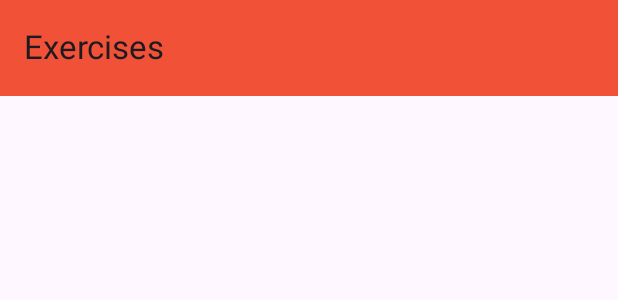
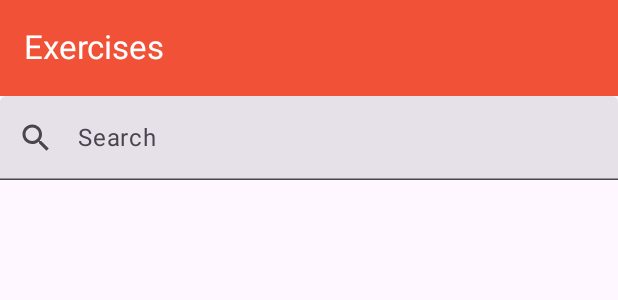
Before and after one commit to ifernandezgo/GYTRCompose, an Android app built with Jetpack Compose: the @Preview function Exercises, on a phone screen of 412 x 824 dp. Shown: the top 300 px of the screen. Run offline under Robolectric (Android 15) with nearby library versions, the phone set to English and light mode, and no system bars.

Commit message:
Cambiado el color de BottomNavigation y el color de los textos. Añadida SearchBar a falta de mejora visual

```diff
--- a/app/src/main/java/es/upsa/mimo/gytrcompose/view/Exercises.kt
+++ b/app/src/main/java/es/upsa/mimo/gytrcompose/view/Exercises.kt
@@ -1,25 +1,45 @@
 package es.upsa.mimo.gytrcompose.view
 
 import androidx.compose.foundation.layout.Box
+import androidx.compose.foundation.layout.Column
+import androidx.compose.foundation.layout.fillMaxWidth
 import androidx.compose.foundation.layout.padding
+import androidx.compose.foundation.text.KeyboardActions
+import androidx.compose.foundation.text.KeyboardOptions
+import androidx.compose.material.icons.Icons
+import androidx.compose.material.icons.filled.Search
 import androidx.compose.material3.ExperimentalMaterial3Api
+import androidx.compose.material3.Icon
 import androidx.compose.material3.Scaffold
 import androidx.compose.material3.Text
+import androidx.compose.material3.TextField
 import androidx.compose.material3.TopAppBar
 import androidx.compose.material3.TopAppBarDefaults
 import androidx.compose.runtime.Composable
+import androidx.compose.runtime.getValue
+import androidx.compose.runtime.mutableStateOf
+import androidx.compose.runtime.remember
+import androidx.compose.runtime.setValue
+import androidx.compose.ui.ExperimentalComposeUiApi
 import androidx.compose.ui.Modifier
+import androidx.compose.ui.platform.LocalFocusManager
+import androidx.compose.ui.platform.LocalSoftwareKeyboardController
+import androidx.compose.ui.text.input.ImeAction
+import androidx.compose.ui.tooling.preview.Preview
 import es.upsa.mimo.gytrcompose.ui.theme.Accent
+import es.upsa.mimo.gytrcompose.ui.theme.White
 
 @OptIn(ExperimentalMaterial3Api::class)
 @Composable
+@Preview
 fun Exercises() {
     Scaffold(
         topBar = {
             TopAppBar(
                 title = { Text(text = "Exercises") },
                 colors = TopAppBarDefaults.smallTopAppBarColors(
-                    containerColor = Accent
+                    containerColor = Accent,
+                    titleContentColor = White
                 )
                 /*actions = {
                     IconButton(onClick = { }) {
@@ -30,7 +50,37 @@ fun Exercises() {
         },
     ) {
         Box(modifier = Modifier.padding(it)) {
-
+            Column() {
+                SearchBar()
+            }
         }
     }
 }
+
+@OptIn(ExperimentalMaterial3Api::class, ExperimentalComposeUiApi::class)
+@Composable
+fun SearchBar() {
+    var text by remember { mutableStateOf("") }
+    val keyboardController = LocalSoftwareKeyboardController.current
+    val focusManager = LocalFocusManager.current
+
+    TextField(
+        value = text,
+        onValueChange = { text = it },
+        label = { Text("Search") },
+        leadingIcon = { Icon(Icons.Filled.Search, contentDescription = null) },
+        modifier = Modifier.fillMaxWidth(),
+        keyboardOptions = KeyboardOptions(imeAction = ImeAction.Search),
+        keyboardActions = KeyboardActions(onSearch = {
+            onSearch(text)
+            // Hide the keyboard after submitting the search
+            keyboardController?.hide()
+            //or hide keyboard
+            focusManager.clearFocus()
+        })
+    )
+}
+
+fun onSearch(text: String) {
+
+}
--- a/app/src/main/java/es/upsa/mimo/gytrcompose/view/MyRoutines.kt
+++ b/app/src/main/java/es/upsa/mimo/gytrcompose/view/MyRoutines.kt
@@ -11,6 +11,7 @@ import androidx.compose.runtime.Composable
 import androidx.compose.ui.Modifier
 import androidx.compose.ui.tooling.preview.Preview
 import es.upsa.mimo.gytrcompose.ui.theme.Accent
+import es.upsa.mimo.gytrcompose.ui.theme.White
 
 @OptIn(ExperimentalMaterial3Api::class)
 @Composable
@@ -21,7 +22,8 @@ fun MyRoutines() {
             TopAppBar(
                 title = { Text(text = "My routines") },
                 colors = TopAppBarDefaults.smallTopAppBarColors(
-                    containerColor = Accent
+                    containerColor = Accent,
+                    titleContentColor = White
                 )
                 /*actions = {
                     IconButton(onClick = { }) {
--- a/app/src/main/java/es/upsa/mimo/gytrcompose/view/Profile.kt
+++ b/app/src/main/java/es/upsa/mimo/gytrcompose/view/Profile.kt
@@ -9,17 +9,21 @@ import androidx.compose.material3.TopAppBar
 import androidx.compose.material3.TopAppBarDefaults
 import androidx.compose.runtime.Composable
 import androidx.compose.ui.Modifier
+import androidx.compose.ui.tooling.preview.Preview
 import es.upsa.mimo.gytrcompose.ui.theme.Accent
+import es.upsa.mimo.gytrcompose.ui.theme.White
 
 @OptIn(ExperimentalMaterial3Api::class)
 @Composable
+@Preview
 fun Profile() {
     Scaffold(
         topBar = {
             TopAppBar(
                 title = { Text(text = "Profile") },
                 colors = TopAppBarDefaults.smallTopAppBarColors(
-                    containerColor = Accent
+                    containerColor = Accent,
+                    titleContentColor = White
                 )
                 /*actions = {
                     IconButton(onClick = { }) {
--- a/app/src/main/java/es/upsa/mimo/gytrcompose/view/Settings.kt
+++ b/app/src/main/java/es/upsa/mimo/gytrcompose/view/Settings.kt
@@ -9,17 +9,21 @@ import androidx.compose.material3.TopAppBar
 import androidx.compose.material3.TopAppBarDefaults
 import androidx.compose.runtime.Composable
 import androidx.compose.ui.Modifier
+import androidx.compose.ui.tooling.preview.Preview
 import es.upsa.mimo.gytrcompose.ui.theme.Accent
+import es.upsa.mimo.gytrcompose.ui.theme.White
 
 @OptIn(ExperimentalMaterial3Api::class)
 @Composable
+@Preview
 fun Settings() {
     Scaffold(
         topBar = {
             TopAppBar(
                 title = { Text(text = "Settings") },
                 colors = TopAppBarDefaults.smallTopAppBarColors(
-                    containerColor = Accent
+                    containerColor = Accent,
+                    titleContentColor = White
                 )
                 /*actions = {
                     IconButton(onClick = { }) {
```
Also changed, not shown: app/src/main/java/es/upsa/mimo/gytrcompose/bottomNavigation/BottomNavigation.kt (+6 -1 lines).
